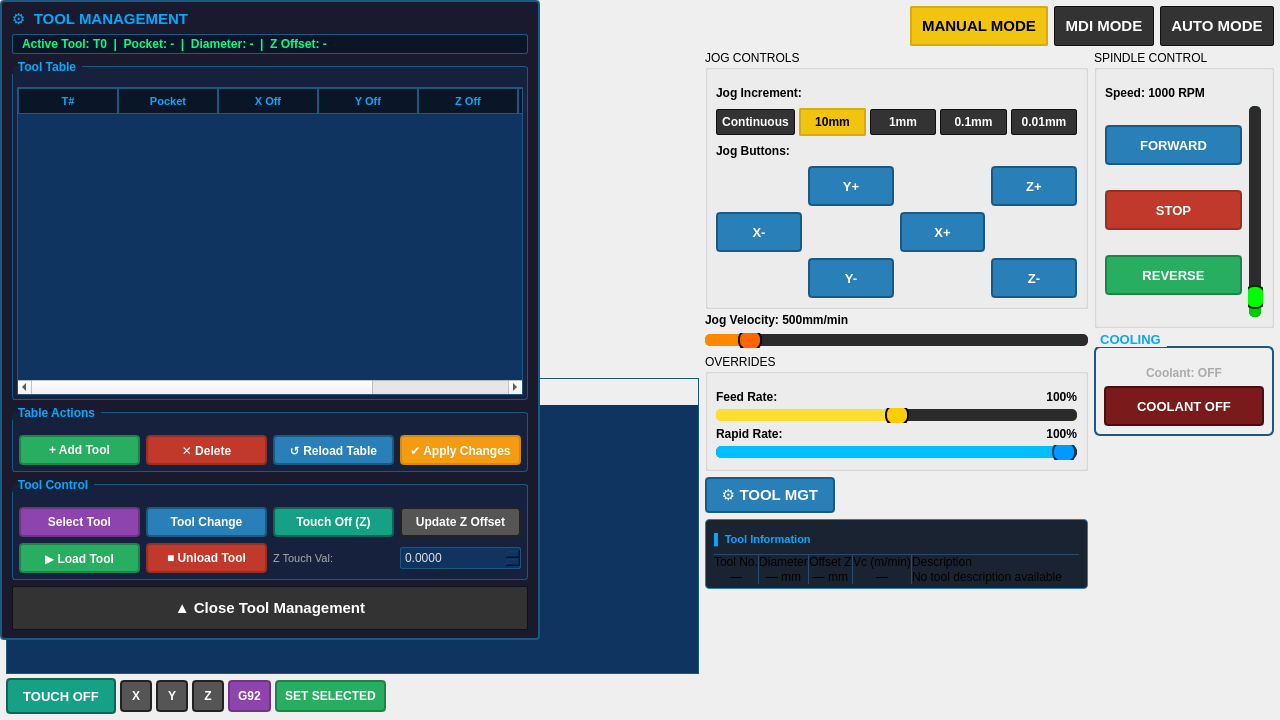
Above: docs/mymachine_config/my_panel.ui from praveen-n7/CUSTOMIZED_GUI-CONTROL-PANEL-FOR-CNC-MACHINE before the change. Below: the same form after it.
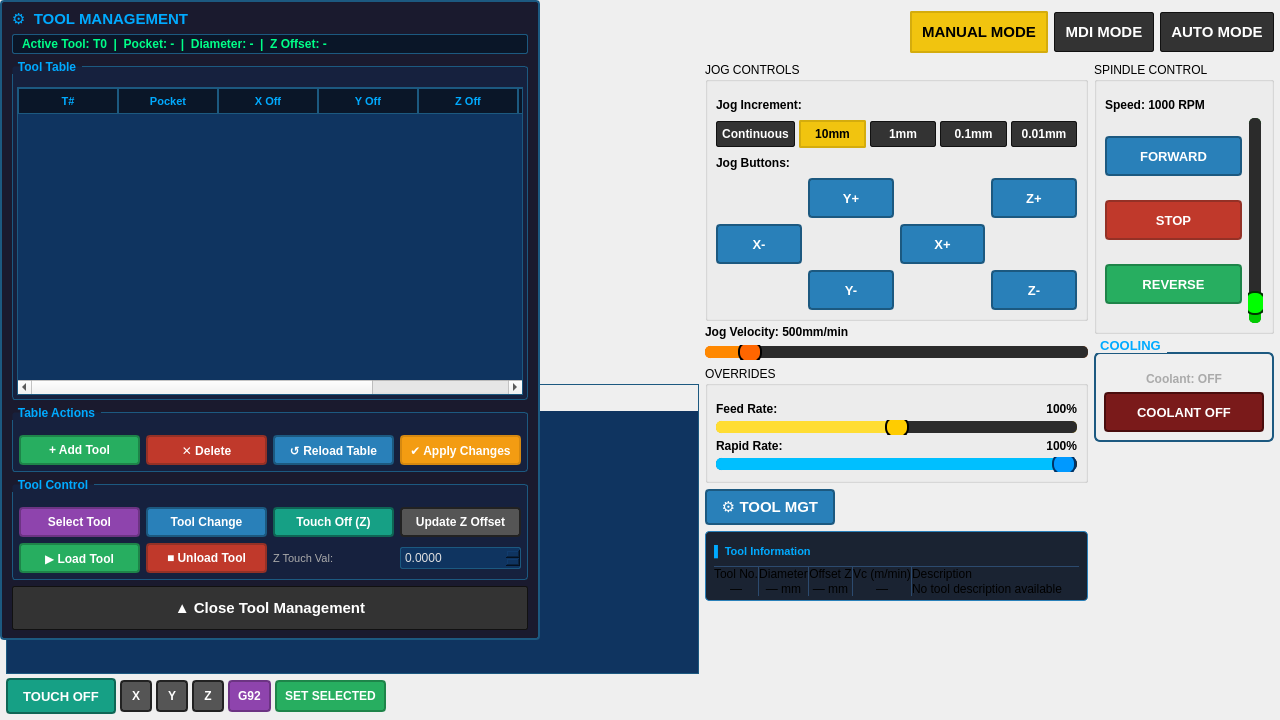
That is the form after the change. Custom widgets are drawn as their Qt base class.

Commit message: made a seperate preference file to store all the default values

```diff
--- a/docs/mymachine_config/my_panel.ui
+++ b/docs/mymachine_config/my_panel.ui
@@ -84,24 +84,52 @@
         </property>
         <property name="minimumSize">
          <size>
-          <width>80</width>
-          <height>36</height>
+          <width>110</width>
+          <height>52</height>
+         </size>
+        </property>
+        <property name="maximumSize">
+         <size>
+          <width>130</width>
+          <height>52</height>
          </size>
         </property>
         <property name="font">
          <font>
-          <pointsize>11</pointsize>
+          <pointsize>10</pointsize>
           <weight>75</weight>
           <bold>true</bold>
          </font>
         </property>
         <property name="styleSheet">
-         <string notr="true">QPushButton { background-color: #c0392b; color: white; border: 2px solid #943126; font-weight: bold; border-radius: 4px; }
-QPushButton:hover { border-color: #ffffff; }
-QPushButton:pressed { background-color: #943126; padding-top: 7px; padding-left: 7px; }</string>
+         <string notr="true">QPushButton {
+    background: qlineargradient(x1:0, y1:0, x2:0, y2:1,
+        stop:0 #ff2200, stop:0.45 #cc1100, stop:0.5 #aa0000, stop:1 #880000);
+    color: white;
+    border: 3px solid #440000;
+    border-radius: 6px;
+    font-weight: bold;
+    font-size: 10pt;
+    padding-left: 28px;
+    text-align: left;
+}
+QPushButton::before {
+    content: "";
+}
+QPushButton:hover {
+    background: qlineargradient(x1:0, y1:0, x2:0, y2:1,
+        stop:0 #ff4422, stop:0.45 #ee2200, stop:0.5 #cc1100, stop:1 #aa0000);
+    border-color: #ff6666;
+}
+QPushButton:pressed {
+    background: qlineargradient(x1:0, y1:0, x2:0, y2:1,
+        stop:0 #770000, stop:1 #550000);
+    border-color: #ff0000;
+    padding-top: 3px;
+}</string>
         </property>
         <property name="text">
-         <string>E-STOP</string>
+         <string>⬡ E-STOP</string>
         </property>
        </widget>
       </item>
@@ -115,24 +143,49 @@
         </property>
         <property name="minimumSize">
          <size>
-          <width>90</width>
-          <height>36</height>
+          <width>110</width>
+          <height>52</height>
+         </size>
+        </property>
+        <property name="maximumSize">
+         <size>
+          <width>130</width>
+          <height>52</height>
          </size>
         </property>
         <property name="font">
          <font>
-          <pointsize>11</pointsize>
+          <pointsize>10</pointsize>
           <weight>75</weight>
           <bold>true</bold>
          </font>
         </property>
         <property name="styleSheet">
-         <string notr="true">QPushButton { background-color: #27ae60; color: white; border: 2px solid #1e8449; font-weight: bold; border-radius: 4px; }
-QPushButton:hover { border-color: #ffffff; }
-QPushButton:pressed { background-color: #1e8449; padding-top: 7px; padding-left: 7px; }</string>
+         <string notr="true">QPushButton {
+    background: qlineargradient(x1:0, y1:0, x2:0, y2:1,
+        stop:0 #2ecc71, stop:0.45 #27ae60, stop:0.5 #1e8449, stop:1 #145a32);
+    color: white;
+    border: 3px solid #0b3d20;
+    border-radius: 6px;
+    font-weight: bold;
+    font-size: 10pt;
+    padding-left: 28px;
+    text-align: left;
+}
+QPushButton:hover {
+    background: qlineargradient(x1:0, y1:0, x2:0, y2:1,
+        stop:0 #58d68d, stop:0.45 #2ecc71, stop:0.5 #27ae60, stop:1 #1e8449);
+    border-color: #aaffaa;
+}
+QPushButton:pressed {
+    background: qlineargradient(x1:0, y1:0, x2:0, y2:1,
+        stop:0 #0b3d20, stop:1 #145a32);
+    border-color: #2ecc71;
+    padding-top: 3px;
+}</string>
         </property>
         <property name="text">
-         <string>POWER ON</string>
+         <string>⏻ POWER ON</string>
         </property>
        </widget>
       </item>
```
The commit also changes 2 other files.
